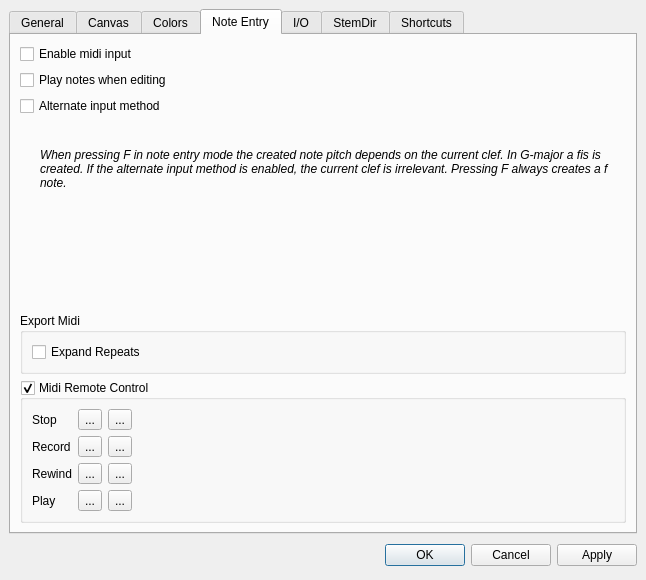
First picture: the form in mscore/mscore/prefsdialog.ui, repository musescore/musescore-old, before the edit.
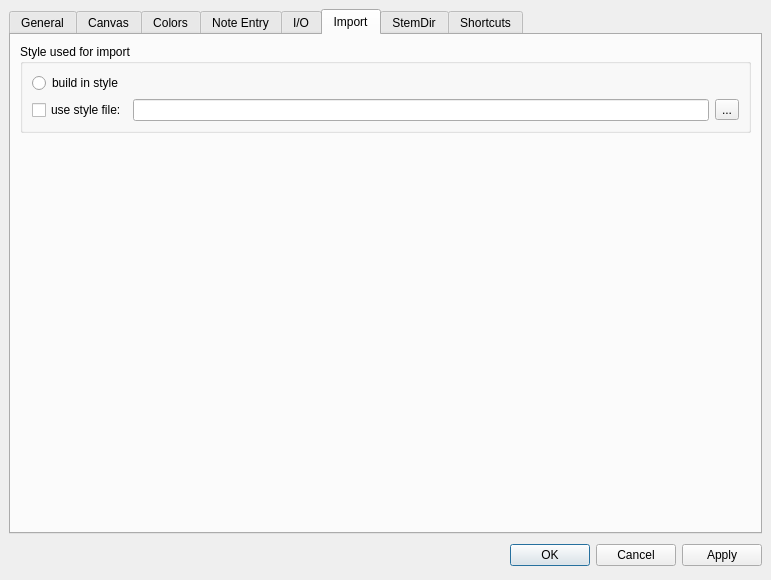
Second picture: the form after the edit. The open tabs and pages were chosen to show the change. Icons and pictures are not drawn. Custom widgets are drawn as their Qt base class.

The edit to the form file:
```diff
--- a/mscore/mscore/prefsdialog.ui
+++ b/mscore/mscore/prefsdialog.ui
@@ -5,7 +5,7 @@
    <rect>
     <x>0</x>
     <y>0</y>
-    <width>646</width>
+    <width>771</width>
     <height>580</height>
    </rect>
   </property>
@@ -739,7 +739,7 @@
           </font>
          </property>
          <property name="text" >
-          <string>When pressing F in note entry mode the created note pitch depends on the current clef. In G-major a fis is created. If the alternate input method is enabled, the current clef is irrelevant. Pressing F always creates a f note.</string>
+          <string>When pressing F in note entry mode the created note pitch depends on the current key signature. In G-major a fis is created. If the alternate input method is enabled, the current key signature is irrelevant. Pressing F always creates a f note.</string>
          </property>
          <property name="wordWrap" >
           <bool>true</bool>
@@ -1398,6 +1398,69 @@
        </item>
       </layout>
      </widget>
+     <widget class="QWidget" name="Import" >
+      <attribute name="title" >
+       <string>Import</string>
+      </attribute>
+      <layout class="QVBoxLayout" >
+       <item>
+        <widget class="QGroupBox" name="groupBox_7" >
+         <property name="title" >
+          <string>Style used for import</string>
+         </property>
+         <property name="flat" >
+          <bool>true</bool>
+         </property>
+         <layout class="QVBoxLayout" >
+          <item>
+           <widget class="QRadioButton" name="useBuildinStyle" >
+            <property name="text" >
+             <string>build in style</string>
+            </property>
+           </widget>
+          </item>
+          <item>
+           <layout class="QHBoxLayout" >
+            <item>
+             <widget class="QCheckBox" name="useStyleFile" >
+              <property name="text" >
+               <string>use style file:</string>
+              </property>
+             </widget>
+            </item>
+            <item>
+             <widget class="QLineEdit" name="styleFile" />
+            </item>
+            <item>
+             <widget class="QToolButton" name="styleFileButton" >
+              <property name="text" >
+               <string>...</string>
+              </property>
+              <property name="icon" >
+               <iconset resource="mscore.qrc" >:/data/fileopen.svg</iconset>
+              </property>
+             </widget>
+            </item>
+           </layout>
+          </item>
+         </layout>
+        </widget>
+       </item>
+       <item>
+        <spacer>
+         <property name="orientation" >
+          <enum>Qt::Vertical</enum>
+         </property>
+         <property name="sizeHint" >
+          <size>
+           <width>20</width>
+           <height>40</height>
+          </size>
+         </property>
+        </spacer>
+       </item>
+      </layout>
+     </widget>
      <widget class="QWidget" name="tab6" >
       <attribute name="title" >
        <string>StemDir</string>
```
Left out of the diff: 2 changed lines with no effect on the pictures.
